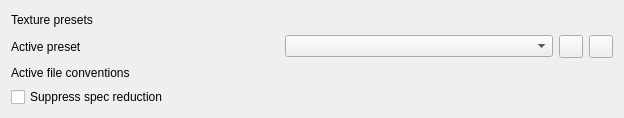
This is Gems/Atom/Asset/ImageProcessingAtom/Code/Source/Editor/TexturePresetSelectionWidget.ui in accesspointmg/org.o3de.repo.atom as Qt 5 draws it before an edit. The edited form follows.
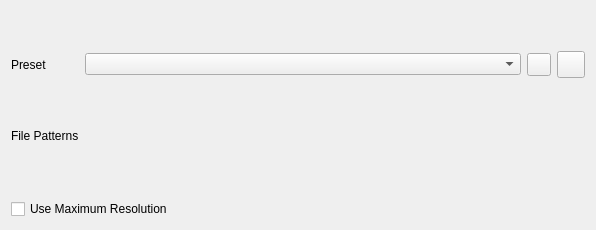
This is the edited form. Icons and pictures are not drawn.

Commit message: Texture Settings UI refactor and improvements. Layout is now side-by-side. Texture preview is 512x512. Broken resources are replaced with UI 2.0 SVGs. All the features are now available including mipmap visualization, auto and manual refresh, info display, and reset to defaults. Known issues and many unreported issues fixed. UI string improvements and tool tip text improvements and additions. Help button now links to forthcoming Texture Settings help topic instead of top level o3de.org/docs.

Patch:
```diff
--- a/Gems/Atom/Asset/ImageProcessingAtom/Code/Source/Editor/TexturePresetSelectionWidget.ui
+++ b/Gems/Atom/Asset/ImageProcessingAtom/Code/Source/Editor/TexturePresetSelectionWidget.ui
@@ -6,65 +6,38 @@
    <rect>
     <x>0</x>
     <y>0</y>
-    <width>624</width>
-    <height>118</height>
-   </rect>
-  </property>
-  <property name="windowTitle">
-   <string>Form</string>
-  </property>
-  <layout class="QGridLayout" name="gridLayout">
-   <item row="2" column="1">
-    <widget class="QLabel" name="conventionLabel">
-     <property name="text">
-      <string/>
-     </property>
-    </widget>
-   </item>
-   <item row="2" column="0">
-    <widget class="QLabel" name="activeFileConventionLabel">
-     <property name="text">
-      <string>Active file conventions</string>
-     </property>
-    </widget>
-   </item>
+                <width>465</width>
+                <height>230</height>
+            </rect>
+        </property>
+        <layout class="QVBoxLayout" name="verticalLayout">
+            <item>
+                <layout class="QGridLayout" name="gridLayout" columnminimumwidth="24,436,5">
    <item row="0" column="0">
-    <widget class="QLabel" name="titleLabel">
-     <property name="text">
-      <string>Texture presets</string>
-     </property>
-    </widget>
-   </item>
-   <item row="1" column="1">
-    <widget class="QComboBox" name="presetComboBox"/>
-   </item>
+                        <spacer name="topSpacer">
+                            <property name="orientation">
+                                <enum>Qt::Horizontal</enum>
+                            </property>
+                            <property name="sizeHint" stdset="0">
+                                <size>
+                                    <width>4</width>
+                                    <height>40</height>
+                                </size>
+                            </property>
+                        </spacer>
+                    </item>
+<!-- Texture Preset -->
    <item row="1" column="0">
     <widget class="QLabel" name="activePresetLabel">
      <property name="text">
-      <string>Active preset</string>
+                                <string>Preset</string>
      </property>
     </widget>
    </item>
+                    <item row="1" column="1">
+                        <widget class="QComboBox" name="presetComboBox"/>
+                    </item>
    <item row="1" column="2">
-    <widget class="QToolButton" name="resetBtn">
-     <property name="text">
-      <string/>
-     </property>
-     <property name="icon">
-      <iconset>
-       <normalon>:/Reset.png</normalon>
-      </iconset>
-     </property>
-    </widget>
-   </item>
-   <item row="3" column="0">
-    <widget class="QCheckBox" name="serCheckBox">
-     <property name="text">
-      <string>Suppress spec reduction</string>
-     </property>
-    </widget>
-   </item>
-   <item row="1" column="3">
     <widget class="QToolButton" name="infoBtn">
      <property name="text">
       <string/>
@@ -82,6 +55,63 @@
      </property>
     </widget>
    </item>
+<!-- Reset-->
+                    <item row="1" column="3">
+                        <widget class="QToolButton" name="resetBtn">
+                            <property name="text">
+                                <string/>
+                            </property>
+                            <property name="icon">
+                                <iconset>
+                                    <normalon>:/refresh-active.svg</normalon>
+                                </iconset>
+                            </property>
+                            <property name="iconSize">
+                                <size>
+                                    <width>20</width>
+                                    <height>20</height>
+                                </size>
+                            </property>
+                        </widget>
+                    </item>
+<!-- File Conventions -->
+                    <item row="2" column="0">
+                        <widget class="QLabel" name="activeFileConventionLabel">
+                            <property name="text">
+                                <string>File Patterns</string>
+                            </property>
+                        </widget>
+                    </item>
+                    <item row="2" column="1">
+                        <widget class="QLabel" name="conventionLabel">
+                            <property name="text">
+                                <string/>
+                            </property>
+                        </widget>
+                    </item>
+                </layout>
+            </item>
+<!-- Use Full Res -->
+            <item>
+                <spacer name="resolutionSpacer">
+                    <property name="orientation">
+                        <enum>Qt::Horizontal</enum>
+                    </property>
+                    <property name="sizeHint" stdset="0">
+                        <size>
+                            <width>4</width>
+                            <height>5</height>
+                        </size>
+                    </property>
+                </spacer>
+            </item>
+            <item>
+                <widget class="QCheckBox" name="serCheckBox">
+                    <property name="text">
+                        <string>Use Maximum Resolution</string>
+                    </property>
+                </widget>
+            </item>
   </layout>
  </widget>
  <resources>
```
Left out of the diff: 4 changed lines with no effect on the pictures. Lines whose indentation alone changed are shown as unchanged. The commit also changes 27 other files.
